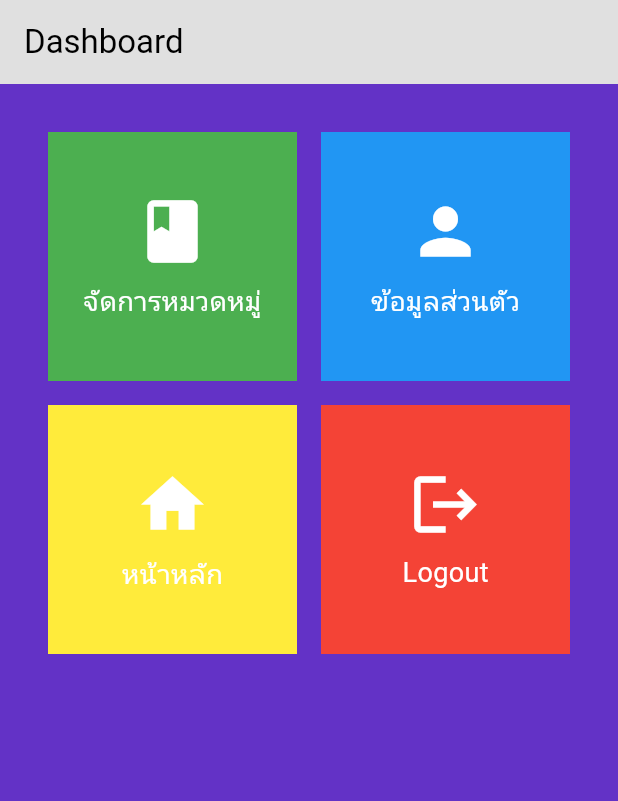
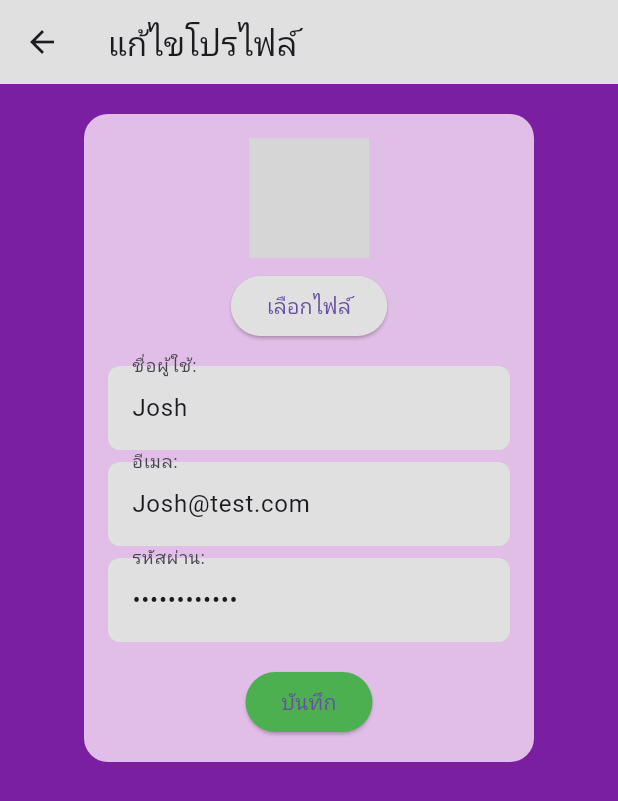
Before and after one commit to traithep055/flutter_webboard, a Flutter app: the AdminDashboardView screen opened by its route, after a tap on "ข้อมูลส่วนตัว", on a phone screen of 412 x 824 dp. Shown: the top 801 px of the screen. Run offline on Flutter 3.47's test engine with Material 3 defaults, Android fonts, the phone set to English and light mode, and no system bars; our stand-ins replace get, shared_preferences; accounts and stored records are empty; network calls fail; grey boxes are pictures that could not be loaded.

Commit message:
feat:หน้า profile admin

```diff
--- /dev/null
+++ b/lib/models/profile_controller.dart
@@ -0,0 +1,29 @@
+// lib/controllers/profile_controller.dart
+import 'package:get/get.dart';
+import '../models/user_model.dart';
+import 'package:flutter/material.dart';
+
+class ProfileController extends GetxController {
+  // Observable UserModel for reactive UI updates
+  var user = UserModel(
+    username: "Josh",
+    email: "Josh@test.com",
+    password: "************",
+    profileImageUrl: "https://example.com/profile-image.png", // Placeholder URL
+  ).obs;
+
+  // Method to handle profile image selection
+  void selectProfileImage() {
+    // Implement image selection logic here
+    user.update((val) {
+      val?.profileImageUrl = "https://new-image-url.com"; // Update with selected image
+    });
+  }
+
+  // Method to handle profile update
+  void updateProfile(BuildContext context) {
+    // Implement profile update logic
+    Get.snackbar("Success", "Profile updated successfully",
+        snackPosition: SnackPosition.BOTTOM);
+  }
+}
--- /dev/null
+++ b/lib/models/user_model.dart
@@ -0,0 +1,8 @@
+class UserModel {
+  String? username;
+  String? email;
+  String? password;
+  String? profileImageUrl;
+
+  UserModel({this.username, this.email, this.password, this.profileImageUrl});
+}
--- a/lib/route/app_pages.dart
+++ b/lib/route/app_pages.dart
@@ -3,10 +3,12 @@ import '../controllers/category_controller.dart';
 import '../controllers/home_controller.dart';
 import '../controllers/auth_controller.dart'; // Import the AuthController
 import '../controllers/topic_controller.dart';
+import '../models/profile_controller.dart';
 import '../views/admin/category/addcategory_page.dart';
 import '../views/admin/category/category_page.dart';
 import '../views/admin/category/editcategory_page.dart';
 import '../views/admin/dashboard.dart';
+import '../views/admin/profile.dart';
 import '../views/auth/login_view.dart';
 import '../views/auth/register_view.dart';
 import '../views/home_view.dart';
@@ -50,6 +52,13 @@ class AppPages {
       }),
     ),
     GetPage(
+      name: '/adminprofile',
+      page: () => ProfilePage(),
+      binding: BindingsBuilder(() {
+        Get.lazyPut(() => ProfileController());
+      }),
+    ),
+    GetPage(
       name: '/addcategory',
       page: () => AddCategoryPage(),
       binding: BindingsBuilder(() {
--- a/lib/views/admin/dashboard.dart
+++ b/lib/views/admin/dashboard.dart
@@ -38,6 +38,7 @@ class AdminDashboardView extends StatelessWidget {
                 label: 'ข้อมูลส่วนตัว',
                 onTap: () {
                   // Navigate to personal information
+                  Get.toNamed('/adminprofile');
                 },
               ),
               DashboardButton(
--- /dev/null
+++ b/lib/views/admin/profile.dart
@@ -0,0 +1,98 @@
+import 'package:flutter/material.dart';
+import 'package:get/get.dart';
+
+import '../../models/profile_controller.dart';
+
+class ProfilePage extends StatelessWidget {
+  final ProfileController _controller = Get.put(ProfileController());
+
+  @override
+  Widget build(BuildContext context) {
+    return Scaffold(
+      appBar: AppBar(
+        title: const Text('แก้ไขโปรไฟล์'),
+        leading: IconButton(
+          icon: const Icon(Icons.arrow_back),
+          onPressed: () => Get.back(),
+        ),
+        backgroundColor: Colors.grey[300],
+      ),
+      body: SingleChildScrollView(
+        child: Align(
+          alignment: Alignment.topCenter,
+          child: Container(
+            width: 300,
+            margin: const EdgeInsets.only(top: 20), // Add some top margin to give space from the app bar
+            padding: const EdgeInsets.all(16),
+            decoration: BoxDecoration(
+              color: Colors.purple[100],
+              borderRadius: BorderRadius.circular(16),
+            ),
+            child: Column(
+              mainAxisSize: MainAxisSize.min,
+              children: [
+                Obx(() => CircleAvatar(
+                      radius: 40,
+                      backgroundImage: NetworkImage(_controller.user.value.profileImageUrl ?? ''),
+                      child: _controller.user.value.profileImageUrl == null
+                          ? const Icon(Icons.person, size: 40)
+                          : null,
+                    )),
+                const SizedBox(height: 8),
+                ElevatedButton(
+                  onPressed: _controller.selectProfileImage,
+                  child: const Text("เลือกไฟล์"),
+                  style: ElevatedButton.styleFrom(backgroundColor: Colors.grey[300]),
+                ),
+                const SizedBox(height: 16),
+                _buildTextField(
+                  label: "ชื่อผู้ใช้:",
+                  controller: TextEditingController(text: _controller.user.value.username),
+                  onChanged: (value) => _controller.user.update((user) => user?.username = value),
+                ),
+                const SizedBox(height: 8),
+                _buildTextField(
+                  label: "อีเมล:",
+                  controller: TextEditingController(text: _controller.user.value.email),
+                  onChanged: (value) => _controller.user.update((user) => user?.email = value),
+                ),
+                const SizedBox(height: 8),
+                _buildTextField(
+                  label: "รหัสผ่าน:",
+                  controller: TextEditingController(text: _controller.user.value.password),
+                  obscureText: true,
+                  onChanged: (value) => _controller.user.update((user) => user?.password = value),
+                ),
+                const SizedBox(height: 16),
+                ElevatedButton(
+                  onPressed: () => _controller.updateProfile(context),
+                  child: const Text("บันทึก"),
+                  style: ElevatedButton.styleFrom(backgroundColor: Colors.green),
+                ),
+              ],
+            ),
+          ),
+        ),
+      ),
+      backgroundColor: Colors.purple[700],
+    );
+  }
+
+  // Helper method to build a text field with a label
+  Widget _buildTextField({required String label, required TextEditingController controller, bool obscureText = false, required ValueChanged<String> onChanged}) {
+    return TextField(
+      controller: controller,
+      obscureText: obscureText,
+      decoration: InputDecoration(
+        labelText: label,
+        filled: true,
+        fillColor: Colors.grey[300],
+        border: OutlineInputBorder(
+          borderRadius: BorderRadius.circular(8),
+          borderSide: BorderSide.none,
+        ),
+      ),
+      onChanged: onChanged,
+    );
+  }
+}
```
